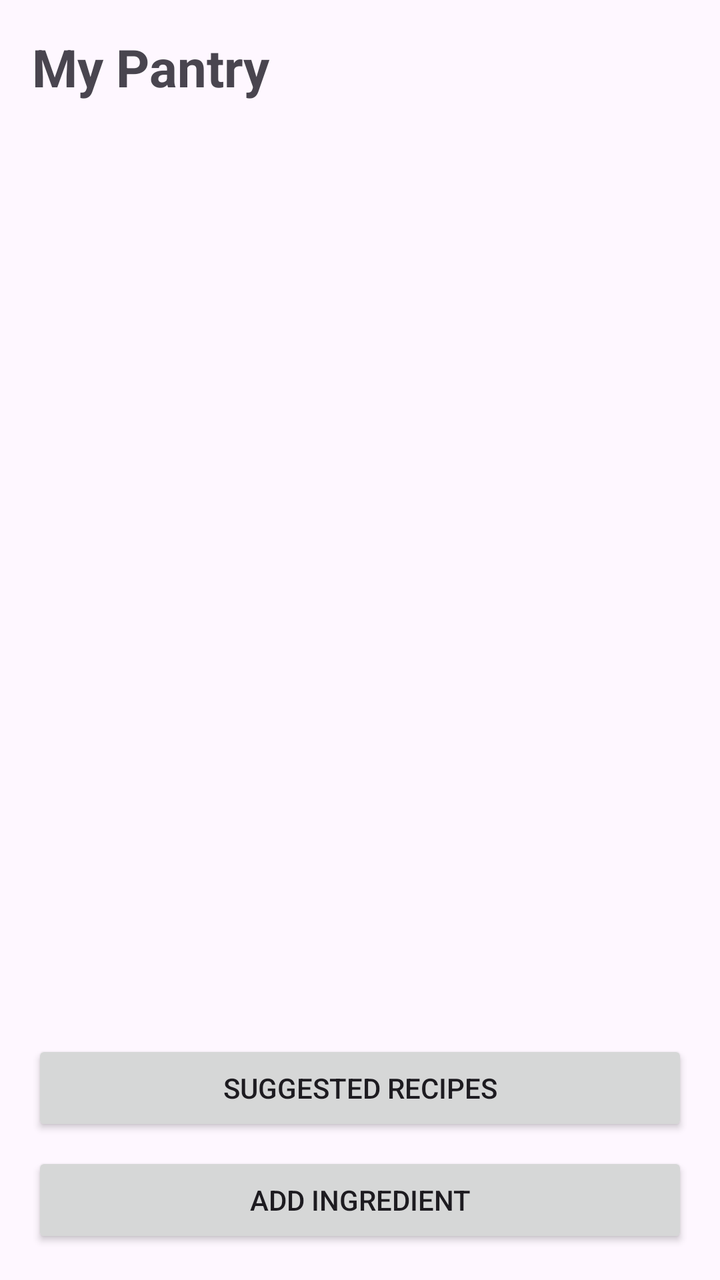
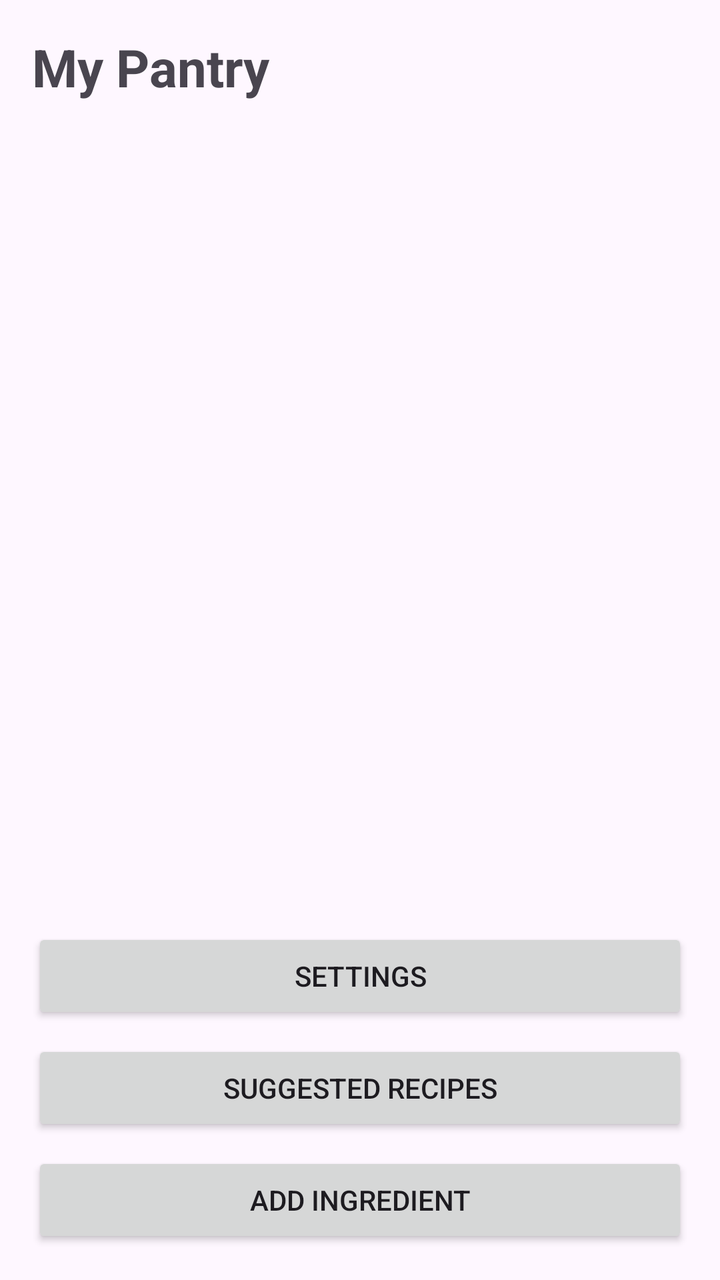

Two renders of the same Android screen: before a commit and after it. Below are the layout's source before the change and the commit's diff.
<!-- AndroidManifest.xml: application theme Theme.SmartPantryManager -->
<!-- res/layout/activity_main.xml -->
<?xml version="1.0" encoding="utf-8"?>
<LinearLayout xmlns:android="http://schemas.android.com/apk/res/android"
    android:layout_width="match_parent"
    android:layout_height="match_parent"
    android:orientation="vertical"
    android:padding="16dp">

    <TextView
        android:id="@+id/tvPantryTitle"
        android:layout_width="wrap_content"
        android:layout_height="wrap_content"
        android:text="My Pantry"
        android:textSize="26sp"
        android:textStyle="bold"
        android:layout_marginBottom="12dp" />

    <androidx.recyclerview.widget.RecyclerView
        android:id="@+id/recyclerViewPantry"
        android:layout_width="match_parent"
        android:layout_height="0dp"
        android:layout_weight="1" />

    <Button
        android:id="@+id/btnSuggestedRecipes"
        android:layout_width="match_parent"
        android:layout_height="wrap_content"
        android:layout_marginBottom="8dp"
        android:text="Suggested Recipes" />

    <Button
        android:id="@+id/btnAddIngredient"
        android:layout_width="match_parent"
        android:layout_height="wrap_content"
        android:text="Add Ingredient" />

</LinearLayout>
<!-- resources referenced by this layout -->
<resources>
  <style name="Theme.SmartPantryManager" parent="Base.Theme.SmartPantryManager" />
  <style name="Base.Theme.SmartPantryManager" parent="Theme.Material3.DayNight.NoActionBar">
          
          
      </style>
</resources>

<!-- the commit's change to res/layout/activity_main.xml (unified diff, before → after) -->
@@ -21,6 +21,13 @@
         android:layout_weight="1" />
 
     <Button
+        android:id="@+id/btnSettings"
+        android:layout_width="match_parent"
+        android:layout_height="wrap_content"
+        android:layout_marginBottom="8dp"
+        android:text="Settings" />
+
+    <Button
         android:id="@+id/btnSuggestedRecipes"
         android:layout_width="match_parent"
         android:layout_height="wrap_content"
